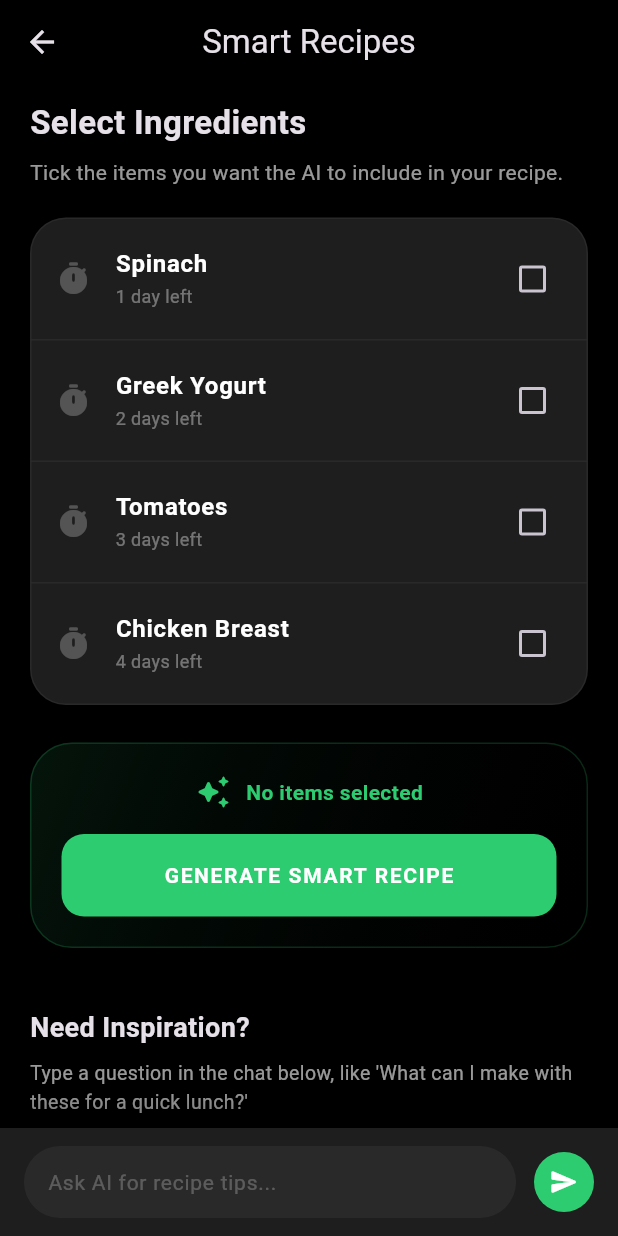
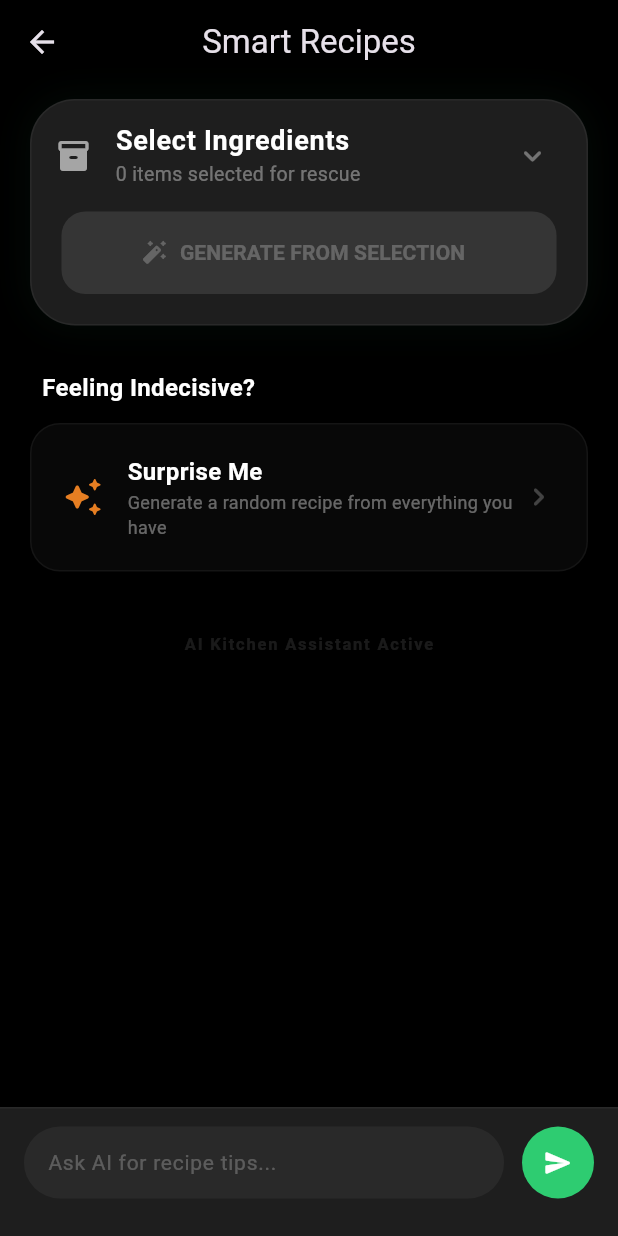
Before and after one commit to i-ces/RotNot, a Flutter app: the SmartRecipesPage screen opened directly, on a phone screen of 412 x 824 dp. Run offline on Flutter 3.47's test engine with Material 3 defaults, Android fonts, the phone set to English and light mode, and no system bars; our stand-ins replace firebase_auth, firebase_core, flutter_map, flutter_secure_storage, geolocator, latlong2; accounts and stored records are empty; network calls fail.

Commit message:
feat: added dropbox and major UI change in smart recipes

```diff
--- a/frontend/rotnot/lib/screens/smartrecipe.dart
+++ b/frontend/rotnot/lib/screens/smartrecipe.dart
@@ -12,8 +12,8 @@ class _SmartRecipesPageState extends State<SmartRecipesPage> {
   static const Color accentOrange = Color(0xFFE67E22);
   static const Color surfaceColor = Color(0xFF1E1E1E);
 
-  // Track which items are selected
   final Map<int, bool> _selectedItems = {};
+  bool _isExpanded = false;
 
   final List<Map<String, String>> expiringItems = [
     {"name": "Spinach", "days": "1 day left"},
@@ -25,7 +25,6 @@ class _SmartRecipesPageState extends State<SmartRecipesPage> {
   @override
   void initState() {
     super.initState();
-    // Initialize all as unselected
     for (int i = 0; i < expiringItems.length; i++) {
       _selectedItems[i] = false;
     }
@@ -33,6 +32,8 @@ class _SmartRecipesPageState extends State<SmartRecipesPage> {
 
   @override
   Widget build(BuildContext context) {
+    int selectedCount = _selectedItems.values.where((v) => v).length;
+
     return Scaffold(
       backgroundColor: Colors.black,
       appBar: AppBar(
@@ -41,51 +42,72 @@ class _SmartRecipesPageState extends State<SmartRecipesPage> {
         backgroundColor: Colors.transparent,
         elevation: 0,
       ),
+      // Use resizeToAvoidBottomInset to prevent the keyboard from breaking the UI
+      resizeToAvoidBottomInset: true,
       body: Stack(
         children: [
           SingleChildScrollView(
-            padding: const EdgeInsets.fromLTRB(20, 10, 20, 100), // Extra bottom padding for chatbox
+            // Extra bottom padding (140) so content doesn't get hidden behind the chatbox
+            padding: const EdgeInsets.fromLTRB(20, 10, 20, 140),
             child: Column(
               crossAxisAlignment: CrossAxisAlignment.start,
               children: [
-                // --- SECTION 1: INGREDIENT SELECTION ---
-                const Text(
-                  "Select Ingredients",
-                  style: TextStyle(fontSize: 22, fontWeight: FontWeight.bold),
-                ),
-                const SizedBox(height: 8),
-                const Text(
-                  "Tick the items you want the AI to include in your recipe.",
-                  style: TextStyle(color: Colors.white60, fontSize: 14),
-                ),
-                const SizedBox(height: 20),
-
-                // THE INGREDIENT CHECKLIST
+                // --- SECTION 1: THE GIANT RECIPE HUB CONTAINER ---
                 Container(
                   decoration: BoxDecoration(
                     color: surfaceColor,
-                    borderRadius: BorderRadius.circular(24),
+                    borderRadius: BorderRadius.circular(30),
                     border: Border.all(color: Colors.white.withOpacity(0.05)),
+                    boxShadow: [
+                      BoxShadow(
+                        color: accentGreen.withOpacity(0.05),
+                        blurRadius: 20,
+                        spreadRadius: 1,
+                      )
+                    ],
                   ),
-                  child: ListView.separated(
+                  child: Column(
+                    children: [
+                      // Expandable Dropbox
+                      Theme(
+                        data: Theme.of(context).copyWith(
+                          dividerColor: Colors.transparent,
+                          unselectedWidgetColor: Colors.white60,
+                        ),
+                        child: ExpansionTile(
+                          onExpansionChanged: (val) => setState(() => _isExpanded = val),
+                          title: const Text(
+                            "Select Ingredients",
+                            style: TextStyle(fontWeight: FontWeight.bold, fontSize: 18, color: Colors.white),
+                          ),
+                          subtitle: Text(
+                            "$selectedCount items selected for rescue",
+                            style: TextStyle(
+                              color: selectedCount > 0 ? accentGreen : Colors.white38,
+                              fontSize: 13,
+                            ),
+                          ),
+                          leading: Icon(
+                            Icons.inventory_2_rounded,
+                            color: _isExpanded ? accentGreen : Colors.white60,
+                          ),
+                          trailing: Icon(
+                            _isExpanded ? Icons.keyboard_arrow_up_rounded : Icons.keyboard_arrow_down_rounded,
+                            color: Colors.white38,
+                          ),
+                          children: [
+                            ListView.builder(
                               shrinkWrap: true,
                               physics: const NeverScrollableScrollPhysics(),
                               itemCount: expiringItems.length,
-                    separatorBuilder: (context, index) => Divider(
-                      color: Colors.white.withOpacity(0.05),
-                      height: 1,
-                    ),
                               itemBuilder: (context, index) {
                                 final item = expiringItems[index];
                                 final isSelected = _selectedItems[index] ?? false;
-
                                 return CheckboxListTile(
                                   value: isSelected,
-                        onChanged: (bool? value) {
-                          setState(() {
-                            _selectedItems[index] = value ?? false;
-                          });
-                        },
+                                  onChanged: (val) => setState(() => _selectedItems[index] = val!),
+                                  activeColor: accentGreen,
+                                  checkColor: Colors.black,
                                   title: Text(
                                     item['name']!,
                                     style: TextStyle(
@@ -95,100 +117,100 @@ class _SmartRecipesPageState extends State<SmartRecipesPage> {
                                   ),
                                   subtitle: Text(
                                     item['days']!,
-                          style: TextStyle(
-                            color: isSelected ? accentOrange : Colors.white38,
-                            fontSize: 12,
+                                    style: const TextStyle(fontSize: 12, color: Colors.white38),
                                   ),
-                        ),
-                        secondary: Icon(
-                          Icons.timer_rounded,
-                          color: isSelected ? accentOrange : Colors.white24,
-                        ),
-                        activeColor: accentGreen,
-                        checkColor: Colors.black,
-                        contentPadding: const EdgeInsets.symmetric(horizontal: 16, vertical: 4),
-                        shape: RoundedRectangleBorder(borderRadius: BorderRadius.circular(24)),
+                                  contentPadding: const EdgeInsets.symmetric(horizontal: 24),
                                 );
                               },
                             ),
+                            const SizedBox(height: 10),
+                          ],
+                        ),
                       ),
 
-                const SizedBox(height: 25),
-
-                // --- SECTION 2: SURPRISE ME (Now the primary action) ---
-                _buildActionCard(context),
-
-                const SizedBox(height: 40),
-
-                // --- SECTION 3: PANTRY INFO ---
-                const Text(
-                  "Need Inspiration?",
-                  style: TextStyle(fontSize: 18, fontWeight: FontWeight.bold),
+                      // Action Button within the same frame
+                      Padding(
+                        padding: const EdgeInsets.fromLTRB(20, 0, 20, 20),
+                        child: SizedBox(
+                          width: double.infinity,
+                          height: 55,
+                          child: ElevatedButton.icon(
+                            onPressed: selectedCount > 0
+                                ? () => _showAILoader(context, "Mixing $selectedCount ingredients...")
+                                : null,
+                            icon: const Icon(Icons.auto_fix_high_rounded),
+                            label: const Text("GENERATE FROM SELECTION", style: TextStyle(fontWeight: FontWeight.bold)),
+                            style: ElevatedButton.styleFrom(
+                              backgroundColor: accentGreen,
+                              foregroundColor: Colors.white,
+                              disabledBackgroundColor: Colors.white10,
+                              disabledForegroundColor: Colors.white24,
+                              shape: RoundedRectangleBorder(borderRadius: BorderRadius.circular(16)),
+                              elevation: 0,
                             ),
-                const SizedBox(height: 8),
-                const Text(
-                  "Type a question in the chat below, like 'What can I make with these for a quick lunch?'",
-                  style: TextStyle(color: Colors.white60, fontSize: 13),
+                          ),
+                        ),
                       ),
                     ],
                   ),
                 ),
 
-          // --- SECTION 4: AI CHATBOX ---
+                const SizedBox(height: 30),
+
+                // --- SECTION 2: SURPRISE ME BUTTON ---
+                const Padding(
+                  padding: EdgeInsets.only(left: 8.0),
+                  child: Text("Feeling Indecisive?", style: TextStyle(fontSize: 16, fontWeight: FontWeight.bold, color: Colors.white)),
+                ),
+                const SizedBox(height: 12),
+                _buildSurpriseMeButton(),
+
+                const SizedBox(height: 40),
+                const Center(
+                  child: Text(
+                    "AI Kitchen Assistant Active",
+                    style: TextStyle(color: Colors.white10, fontSize: 11, letterSpacing: 1.2, fontWeight: FontWeight.bold),
+                  ),
+                ),
+              ],
+            ),
+          ),
+
+          // --- SECTION 3: REPOSITIONED AI CHATBOX ---
           _buildChatInput(),
         ],
       ),
     );
   }
 
-  // --- HELPER WIDGETS ---
-
-  Widget _buildActionCard(BuildContext context) {
-    int selectedCount = _selectedItems.values.where((v) => v).length;
-
-    return Container(
+  Widget _buildSurpriseMeButton() {
+    return InkWell(
+      onTap: () => _showAILoader(context, "Scanning your whole shelf..."),
+      borderRadius: BorderRadius.circular(20),
+      child: Container(
         padding: const EdgeInsets.all(20),
         decoration: BoxDecoration(
-        gradient: LinearGradient(
-          colors: [accentGreen.withOpacity(0.1), Colors.transparent],
-          begin: Alignment.topLeft,
-          end: Alignment.bottomRight,
+          color: Colors.white.withOpacity(0.03),
+          borderRadius: BorderRadius.circular(20),
+          border: Border.all(color: Colors.white.withOpacity(0.05)),
         ),
-        borderRadius: BorderRadius.circular(28),
-        border: Border.all(color: accentGreen.withOpacity(0.2)),
-      ),
+        child: const Row(
+          children: [
+            Icon(Icons.auto_awesome_rounded, color: accentOrange, size: 28),
+            SizedBox(width: 16),
+            Expanded(
               child: Column(
+                crossAxisAlignment: CrossAxisAlignment.start,
                 children: [
-          Row(
-            mainAxisAlignment: MainAxisAlignment.center,
-            children: [
-              const Icon(Icons.auto_awesome_rounded, color: accentGreen, size: 24),
-              const SizedBox(width: 10),
-              Text(
-                selectedCount > 0 ? "$selectedCount items selected" : "No items selected",
-                style: const TextStyle(color: accentGreen, fontWeight: FontWeight.bold),
-              ),
+                  Text("Surprise Me", style: TextStyle(fontWeight: FontWeight.bold, fontSize: 16, color: Colors.white)),
+                  Text("Generate a random recipe from everything you have",
+                    style: TextStyle(color: Colors.white38, fontSize: 12)),
                 ],
               ),
-          const SizedBox(height: 16),
-          SizedBox(
-            width: double.infinity,
-            height: 55,
-            child: ElevatedButton(
-              onPressed: () => _showAILoader(context, "Crafting recipe from your selection..."),
-              style: ElevatedButton.styleFrom(
-                backgroundColor: accentGreen,
-                foregroundColor: Colors.white,
-                shape: RoundedRectangleBorder(borderRadius: BorderRadius.circular(15)),
-                elevation: 0,
             ),
-              child: const Text(
-                "GENERATE SMART RECIPE",
-                style: TextStyle(fontWeight: FontWeight.bold, letterSpacing: 1.1),
+            Icon(Icons.chevron_right_rounded, color: Colors.white24),
+          ],
         ),
-            ),
-          ),
-        ],
       ),
     );
   }
@@ -197,18 +219,22 @@ class _SmartRecipesPageState extends State<SmartRecipesPage> {
     return Align(
       alignment: Alignment.bottomCenter,
       child: Container(
-        padding: const EdgeInsets.symmetric(horizontal: 16, vertical: 12),
+        // Added bottom padding to handle system navigation bars
+        padding: const EdgeInsets.fromLTRB(16, 12, 16, 25),
         decoration: BoxDecoration(
           color: surfaceColor,
+          // Added a slight blur effect to the background of the chatbox
+          border: Border(top: BorderSide(color: Colors.white.withOpacity(0.05))),
           boxShadow: [
             BoxShadow(
-              color: Colors.black.withOpacity(0.5),
-              blurRadius: 20,
-              offset: const Offset(0, -5),
+              color: Colors.black.withOpacity(0.4),
+              blurRadius: 10,
+              offset: const Offset(0, -2),
             )
           ],
         ),
         child: SafeArea(
+          // SafeArea nested here further ensures it avoids "The Notch" or "The Bar"
           child: Row(
             children: [
               Expanded(
@@ -219,21 +245,22 @@ class _SmartRecipesPageState extends State<SmartRecipesPage> {
                     borderRadius: BorderRadius.circular(30),
                   ),
                   child: const TextField(
+                    style: TextStyle(color: Colors.white),
                     decoration: InputDecoration(
                       hintText: "Ask AI for recipe tips...",
                       hintStyle: TextStyle(color: Colors.white24, fontSize: 14),
                       border: InputBorder.none,
                     ),
-                    style: TextStyle(color: Colors.white),
                   ),
                 ),
               ),
               const SizedBox(width: 12),
               CircleAvatar(
                 backgroundColor: accentGreen,
+                radius: 24,
                 child: IconButton(
                   icon: const Icon(Icons.send_rounded, color: Colors.white, size: 20),
-                  onPressed: () {}, // Future AI logic
+                  onPressed: () {},
                 ),
               ),
             ],
@@ -247,27 +274,21 @@ class _SmartRecipesPageState extends State<SmartRecipesPage> {
     showModalBottomSheet(
       context: context,
       backgroundColor: surfaceColor,
-      shape: const RoundedRectangleBorder(
-        borderRadius: BorderRadius.vertical(top: Radius.circular(30)),
-      ),
+      shape: const RoundedRectangleBorder(borderRadius: BorderRadius.vertical(top: Radius.circular(30))),
       builder: (context) => Container(
-        height: 280,
+        height: 250,
         padding: const EdgeInsets.all(32),
         child: Column(
           children: [
-            const CircularProgressIndicator(color: accentGreen),
-            const SizedBox(height: 24),
-            Text(
-              message,
-              textAlign: TextAlign.center,
-              style: const TextStyle(fontWeight: FontWeight.bold, fontSize: 20),
+            const LinearProgressIndicator(
+              backgroundColor: Colors.white10,
+              valueColor: AlwaysStoppedAnimation<Color>(accentGreen),
             ),
+            const SizedBox(height: 32),
+            Text(message, textAlign: TextAlign.center, style: const TextStyle(fontWeight: FontWeight.bold, fontSize: 18, color: Colors.white)),
             const SizedBox(height: 12),
-            const Text(
-              "Our AI is analyzing your selected ingredients to suggest the best Pokhara-style meal.",
-              textAlign: TextAlign.center,
-              style: TextStyle(color: Colors.white60, fontSize: 14, height: 1.5),
-            ),
+            const Text("Finding the best recipe for your ingredients...",
+              textAlign: TextAlign.center, style: TextStyle(color: Colors.white60)),
           ],
         ),
       ),
```
Lines whose indentation alone changed are shown as unchanged.
